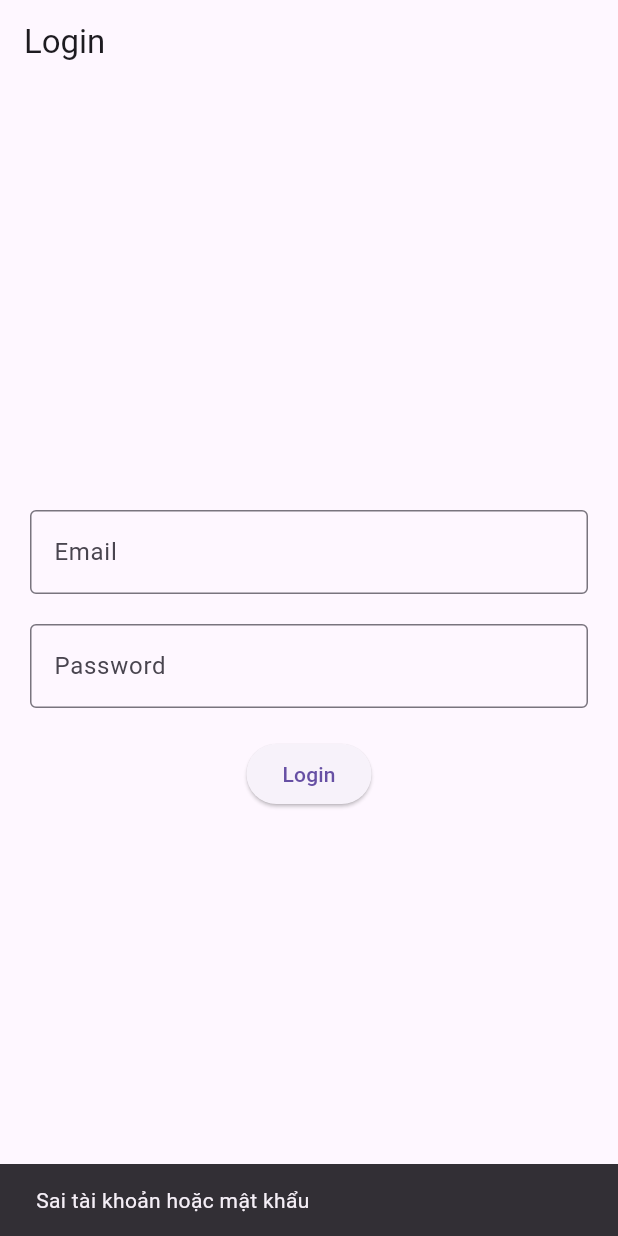
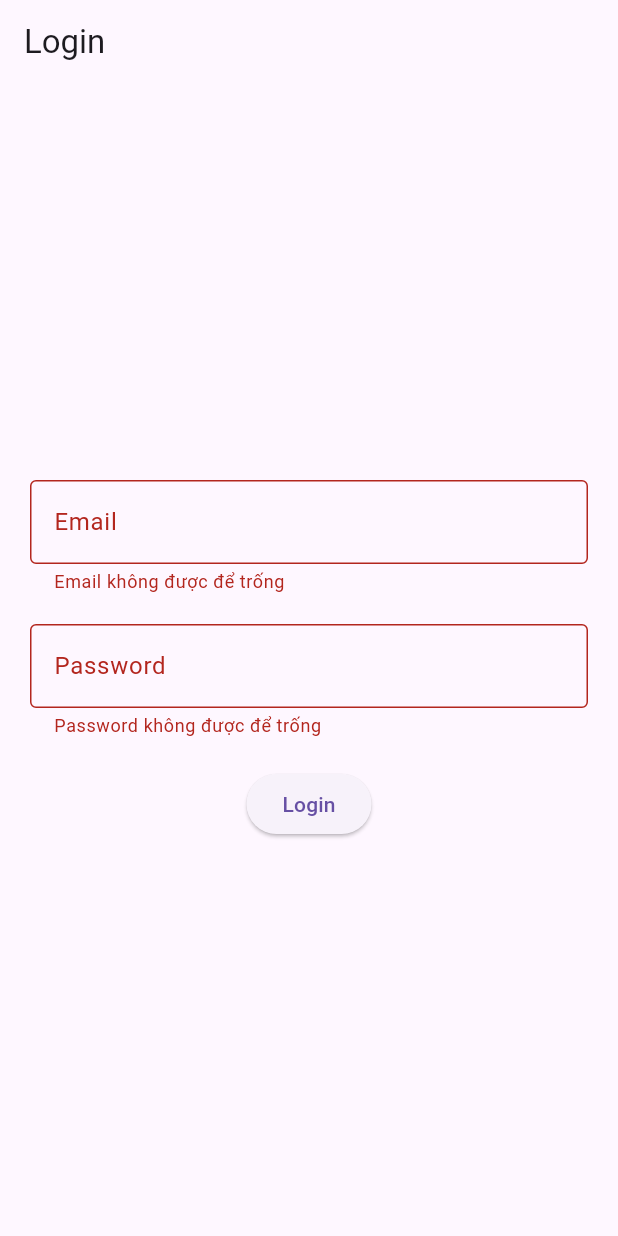
Before and after one commit to VanPhuc-027/githubdesktop_CCMT, a Flutter app: the screen it shows after launch, after a tap on "Login", on a phone screen of 412 x 824 dp. Run offline on Flutter 3.47's test engine with Material 3 defaults, Android fonts, the light colour scheme and no system bars.

Commit message:
feat: add form validation for login
Commit to feature/login

```diff
--- a/githubdesktop/lib/screens/login_screen.dart
+++ b/githubdesktop/lib/screens/login_screen.dart
@@ -9,10 +9,12 @@ class LoginScreen extends StatefulWidget {
 }
 
 class _LoginScreenState extends State<LoginScreen> {
+  final _formKey = GlobalKey<FormState>();
   final _emailController = TextEditingController();
   final _passwordController = TextEditingController();
 
   void _login() {
+    if (_formKey.currentState!.validate()) {
       String email = _emailController.text.trim();
       String password = _passwordController.text.trim();
 
@@ -27,6 +29,7 @@ class _LoginScreenState extends State<LoginScreen> {
         );
       }
     }
+  }
 
   @override
   Widget build(BuildContext context) {
@@ -34,24 +37,44 @@ class _LoginScreenState extends State<LoginScreen> {
       appBar: AppBar(title: const Text("Login")),
       body: Padding(
         padding: const EdgeInsets.all(20),
+        child: Form(
+          key: _formKey,
           child: Column(
             mainAxisAlignment: MainAxisAlignment.center,
             children: [
-            TextField(
+              TextFormField(
                 controller: _emailController,
                 decoration: const InputDecoration(
                   labelText: "Email",
                   border: OutlineInputBorder(),
                 ),
+                validator: (value) {
+                  if (value == null || value.isEmpty) {
+                    return "Email không được để trống";
+                  }
+                  if (!value.contains("@")) {
+                    return "Email không hợp lệ";
+                  }
+                  return null;
+                },
               ),
               const SizedBox(height: 20),
-            TextField(
+              TextFormField(
                 controller: _passwordController,
                 obscureText: true,
                 decoration: const InputDecoration(
                   labelText: "Password",
                   border: OutlineInputBorder(),
                 ),
+                validator: (value) {
+                  if (value == null || value.isEmpty) {
+                    return "Password không được để trống";
+                  }
+                  if (value.length < 6) {
+                    return "Password tối thiểu 6 ký tự";
+                  }
+                  return null;
+                },
               ),
               const SizedBox(height: 20),
               ElevatedButton(
@@ -61,6 +84,7 @@ class _LoginScreenState extends State<LoginScreen> {
             ],
           ),
         ),
+      ),
     );
   }
 }
```
Lines whose indentation alone changed are shown as unchanged.
